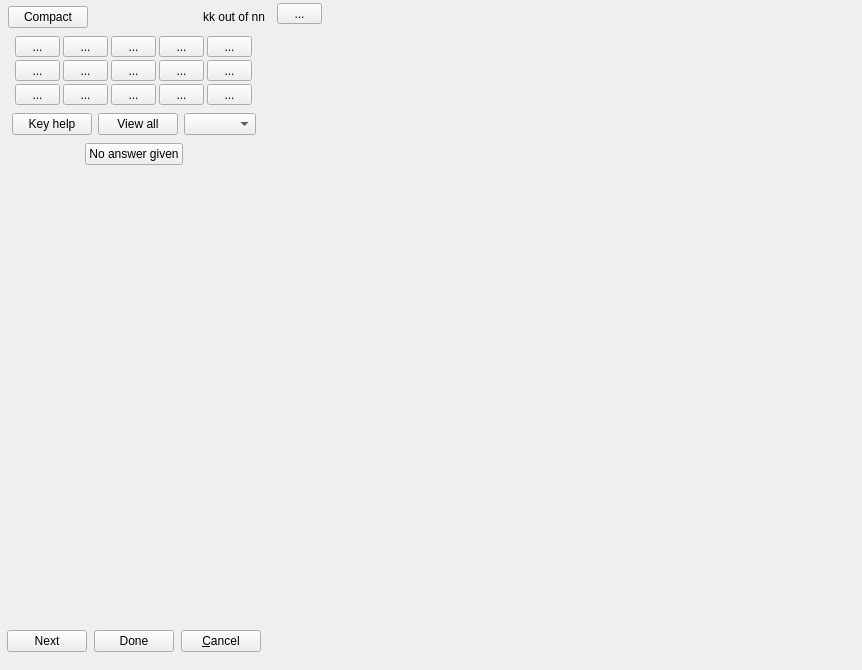
The window that qtCreatorFiles/ui_annotator_rhm.ui (plomgrading/plom) describes before a commit, drawn with Qt 5.
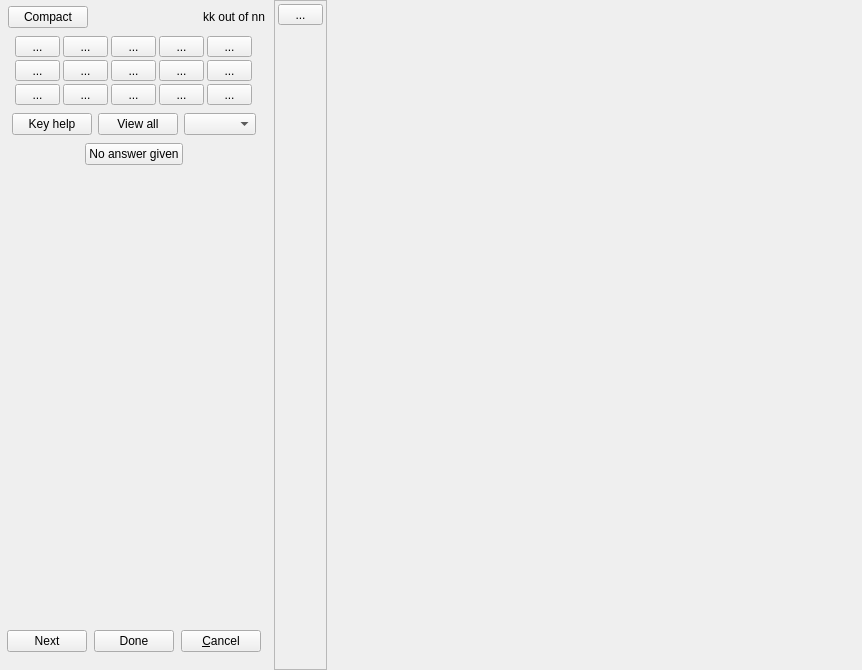
The same window after the commit.

The edit to the form file:
```diff
--- a/qtCreatorFiles/ui_annotator_rhm.ui
+++ b/qtCreatorFiles/ui_annotator_rhm.ui
@@ -634,7 +634,7 @@
    <item>
     <widget class="QFrame" name="revealBox0">
      <property name="frameShape">
-      <enum>QFrame::NoFrame</enum>
+      <enum>QFrame::StyledPanel</enum>
      </property>
      <property name="frameShadow">
       <enum>QFrame::Raised</enum>
```
Left out of the diff: 2 changed lines with no effect on the pictures.
